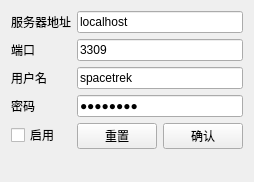
Before: the Qt Designer form dbout.ui in aspirefhaha/telemetryCapture, drawn with Qt 5.
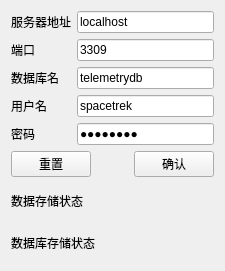
After: the same form once the commit is applied.

```diff
--- a/dbout.ui
+++ b/dbout.ui
@@ -6,8 +6,8 @@
    <rect>
     <x>0</x>
     <y>0</y>
-    <width>251</width>
-    <height>182</height>
+    <width>225</width>
+    <height>271</height>
    </rect>
   </property>
   <property name="windowTitle">
@@ -15,6 +15,8 @@
   </property>
   <layout class="QVBoxLayout" name="verticalLayout_2">
    <item>
+    <layout class="QVBoxLayout" name="verticalLayout_3">
+     <item>
     <layout class="QFormLayout" name="formLayout">
      <property name="sizeConstraint">
       <enum>QLayout::SetMaximumSize</enum>
@@ -50,28 +52,28 @@
        </property>
       </widget>
      </item>
-     <item row="2" column="0">
+       <item row="3" column="0">
       <widget class="QLabel" name="label_2">
        <property name="text">
         <string>用户名</string>
        </property>
       </widget>
      </item>
-     <item row="2" column="1">
+       <item row="3" column="1">
       <widget class="QLineEdit" name="leUser">
        <property name="text">
         <string>spacetrek</string>
        </property>
       </widget>
      </item>
-     <item row="3" column="0">
+       <item row="4" column="0">
       <widget class="QLabel" name="label_3">
        <property name="text">
         <string>密码</string>
        </property>
       </widget>
      </item>
-     <item row="3" column="1">
+       <item row="4" column="1">
       <widget class="QLineEdit" name="lePwd">
        <property name="text">
         <string>zhu88jie</string>
@@ -81,7 +83,23 @@
        </property>
       </widget>
      </item>
-     <item row="4" column="1">
+       <item row="2" column="0">
+        <widget class="QLabel" name="label_5">
+         <property name="text">
+          <string>数据库名</string>
+         </property>
+        </widget>
+       </item>
+       <item row="2" column="1">
+        <widget class="QLineEdit" name="leDBName">
+         <property name="text">
+          <string>telemetrydb</string>
+         </property>
+        </widget>
+       </item>
+      </layout>
+     </item>
+     <item>
       <layout class="QHBoxLayout" name="horizontalLayout">
        <item>
         <widget class="QPushButton" name="btnReset">
@@ -112,10 +130,17 @@
        </item>
       </layout>
      </item>
-     <item row="4" column="0">
-      <widget class="QCheckBox" name="cbEnabled">
+     <item>
+      <widget class="QLabel" name="label_6">
        <property name="text">
-        <string>启用</string>
+        <string>数据存储状态</string>
+       </property>
+      </widget>
+     </item>
+     <item>
+      <widget class="QLabel" name="lbStatus">
+       <property name="text">
+        <string>数据库存储状态</string>
        </property>
       </widget>
      </item>
```
Lines whose indentation alone changed are shown as unchanged.
